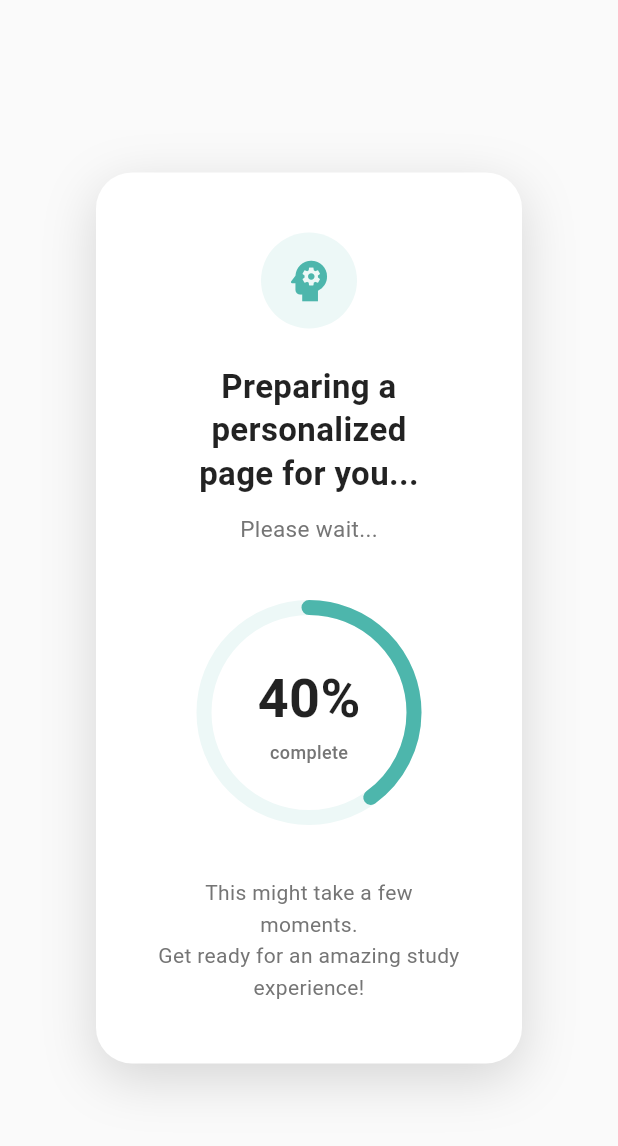
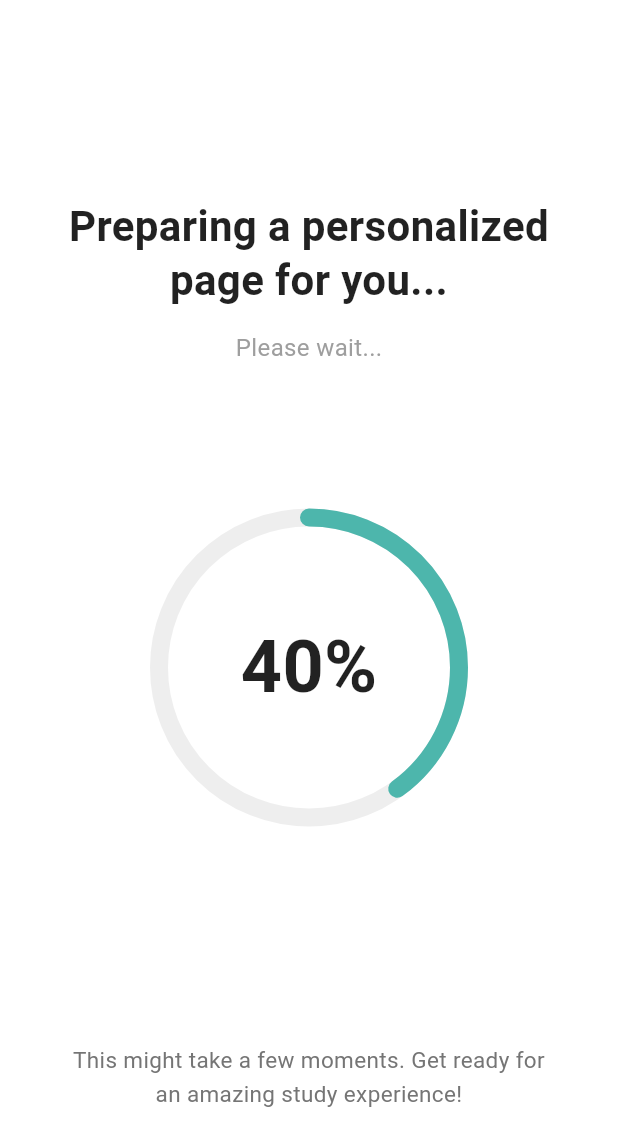
Before and after one commit to W437/Studyly, a Flutter app: the PreparingScreen screen opened directly with empty values, on a phone screen of 412 x 824 dp. Shown: the top 1146 px of the screen. Run offline on Flutter 3.47's test engine with Material 3 defaults, Android fonts, the phone set to English and light mode, and no system bars; our stand-ins replace equatable, flutter_riverpod, go_router, image_cropper, image_picker, isar and 3 more; missing offline and left inert: google_mlkit_text_recognition; accounts and stored records are empty; generated files the repository leaves out were written again.

Commit message:
Refactor PreparingScreen layout and enhance user feedback. Updated the UI to use a Scaffold for better structure, increased the target duration for the loading indicator, and improved haptic feedback during progress updates.

```diff
--- a/lib/features/questionnaire/presentation/questionnaire_flow_screen.dart
+++ b/lib/features/questionnaire/presentation/questionnaire_flow_screen.dart
@@ -61,15 +61,14 @@ class _QuestionnaireFlowScreenState extends State<QuestionnaireFlowScreen> {
   }
 
   void _finish() {
-    showDialog<void>(
-      context: context,
-      barrierDismissible: false,
+    Navigator.of(context).push(
+      MaterialPageRoute<void>(
         builder: (context) => PreparingScreen(
           onCompleted: () {
             if (!mounted) return;
-          Navigator.of(context).pop();
             context.go(AppRoute.home.path);
           },
+        ),
       ),
     );
   }
@@ -950,12 +949,13 @@ class PreparingScreen extends StatefulWidget {
 
 class _PreparingScreenState extends State<PreparingScreen> {
   static const Duration _tickInterval = Duration(milliseconds: 60);
-  static const Duration _targetDuration = Duration(seconds: 5);
+  static const Duration _targetDuration = Duration(seconds: 6);
 
   final Random _random = Random();
   Timer? _timer;
   Duration _elapsed = Duration.zero;
   int _percent = 1;
+  int _lastHapticPercent = 0;
 
   @override
   void initState() {
@@ -980,11 +980,16 @@ class _PreparingScreenState extends State<PreparingScreen> {
         _percent = min(100, _percent + step);
       }
 
-      HapticFeedback.selectionClick();
+      // Haptic feedback every 10%
+      if (_percent ~/ 10 > _lastHapticPercent ~/ 10) {
+        HapticFeedback.lightImpact();
+        _lastHapticPercent = _percent;
+      }
     });
 
     if (_percent >= 100) {
       _timer?.cancel();
+      HapticFeedback.mediumImpact();
       Future.microtask(widget.onCompleted);
     }
   }
@@ -997,116 +1002,81 @@ class _PreparingScreenState extends State<PreparingScreen> {
 
   @override
   Widget build(BuildContext context) {
-    return Dialog(
-      backgroundColor: Colors.transparent,
-      elevation: 0,
-      child: Container(
-        margin: const EdgeInsets.symmetric(horizontal: 24),
-        padding: const EdgeInsets.all(40),
-        decoration: BoxDecoration(
-          color: Colors.white,
-          borderRadius: BorderRadius.circular(24),
-          boxShadow: [
-            BoxShadow(
-              color: Colors.black.withOpacity(0.15),
-              blurRadius: 30,
-              offset: const Offset(0, 10),
-            ),
-          ],
-        ),
+    return Scaffold(
+      backgroundColor: Colors.white,
+      body: SafeArea(
+        child: Padding(
+          padding: const EdgeInsets.all(32),
           child: Column(
-          mainAxisSize: MainAxisSize.min,
             children: [
-            // Icon or animation placeholder
-            Container(
-              width: 64,
-              height: 64,
-              decoration: BoxDecoration(
-                color: StudyColors.primary.withOpacity(0.1),
-                shape: BoxShape.circle,
-              ),
-              child: const Icon(
-                Icons.psychology,
-                size: 36,
-                color: StudyColors.primary,
-              ),
-            ),
-            const SizedBox(height: 24),
+              const Spacer(flex: 2),
               const Text(
                 'Preparing a personalized\npage for you...',
                 textAlign: TextAlign.center,
                 style: TextStyle(
-                fontSize: 22,
+                  fontSize: 28,
                   fontWeight: FontWeight.bold,
                   color: Colors.black87,
                   height: 1.3,
                 ),
               ),
-            const SizedBox(height: 12),
+              const SizedBox(height: 16),
               Text(
                 'Please wait...',
                 style: TextStyle(
-                fontSize: 15,
-                color: Colors.grey.shade600,
+                  fontSize: 16,
+                  color: Colors.grey.shade500,
                 ),
               ),
-            const SizedBox(height: 40),
+              const Spacer(flex: 2),
               SizedBox(
-              width: 140,
-              height: 140,
+                width: 200,
+                height: 200,
                 child: Stack(
                   alignment: Alignment.center,
                   children: [
                     SizedBox(
-                    width: 140,
-                    height: 140,
+                      width: 200,
+                      height: 200,
                       child: CircularProgressIndicator(
-                      strokeWidth: 10,
+                        strokeWidth: 12,
                         strokeCap: StrokeCap.round,
                         value: _percent / 100,
-                      backgroundColor: StudyColors.primary.withOpacity(0.1),
+                        backgroundColor: Colors.grey.shade200,
                         valueColor: const AlwaysStoppedAnimation(
                           StudyColors.primary,
                         ),
                       ),
                     ),
-                  Column(
-                    mainAxisSize: MainAxisSize.min,
-                    children: [
                     Text(
                       '$_percent%',
                       style: const TextStyle(
-                          fontSize: 36,
+                        fontSize: 48,
                         fontWeight: FontWeight.bold,
                         color: Colors.black87,
-                        ),
-                      ),
-                      Text(
-                        'complete',
-                        style: TextStyle(
-                          fontSize: 12,
-                          color: Colors.grey.shade600,
-                          fontWeight: FontWeight.w500,
-                        ),
-                      ),
-                    ],
-                  ),
-                ],
-              ),
-            ),
-            const SizedBox(height: 40),
-            Text(
-              'This might take a few moments.\nGet ready for an amazing study experience!',
-              textAlign: TextAlign.center,
-              style: TextStyle(
-                fontSize: 14,
-                color: Colors.grey.shade600,
-                height: 1.5,
                       ),
                     ),
                   ],
                 ),
               ),
+              const Spacer(flex: 3),
+              Padding(
+                padding: const EdgeInsets.symmetric(horizontal: 16),
+                child: Text(
+                  'This might take a few moments. Get ready for an amazing study experience!',
+                  textAlign: TextAlign.center,
+                  style: TextStyle(
+                    fontSize: 15,
+                    color: Colors.grey.shade600,
+                    height: 1.5,
+                  ),
+                ),
+              ),
+              const Spacer(flex: 1),
+            ],
+          ),
+        ),
+      ),
     );
   }
 }
```
Lines whose indentation alone changed are shown as unchanged.
